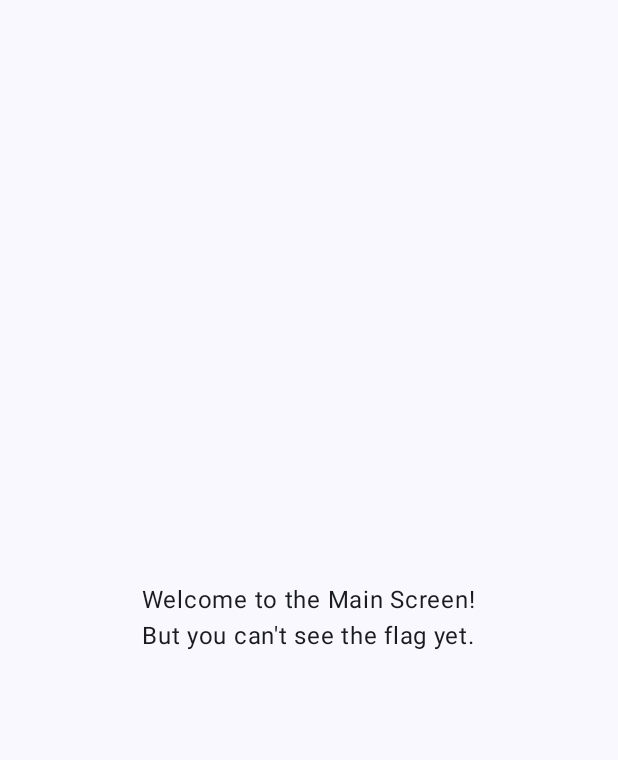
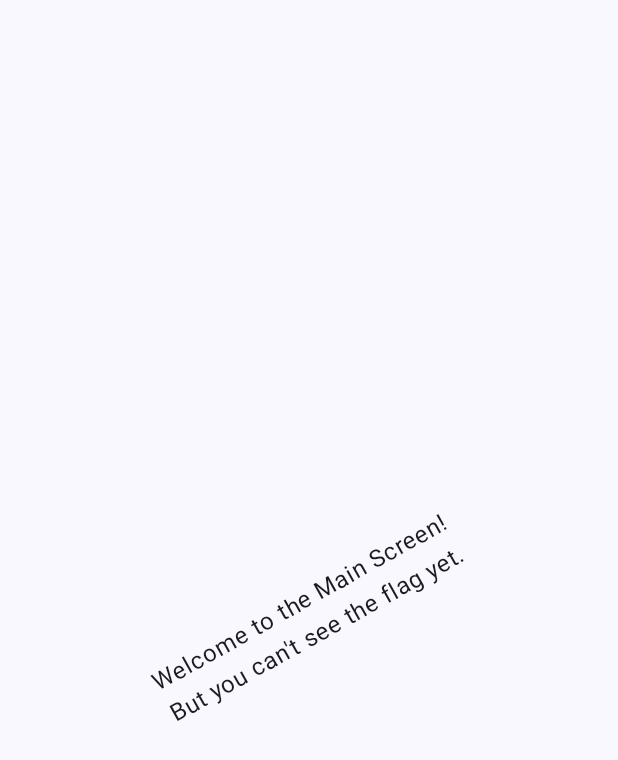
Before and after one commit to ryohamag/AndroidCTFSeminar, an Android app built with Jetpack Compose: the screen it shows after launch (MainActivity), on a phone screen of 412 x 824 dp. Shown: the top 760 px of the screen. Run offline under Robolectric (Android 15) with nearby library versions, the phone set to English and light mode, and no system bars; 1 statement that could not run was skipped.

Commit message:
textに装飾を加えた

```diff
--- a/app/src/main/java/com/websarva/wings/androidctfseminar/MainActivity.kt
+++ b/app/src/main/java/com/websarva/wings/androidctfseminar/MainActivity.kt
@@ -20,14 +20,15 @@ class MainActivity : ComponentActivity() {
         setContent {
             AndroidCTFSeminarTheme {
                 Scaffold(modifier = Modifier.fillMaxSize()) { innerPadding ->
-                    val flagText = if (viewModel.rotateCount >= 6) {
+                    val text = if (viewModel.rotateCount >= 6) {
                         getFlagFromJNI()
                     } else {
                         "Welcome to the Main Screen!\nBut you can't see the flag yet."
                     }
                     MainScreen(
                         modifier = Modifier.padding(innerPadding),
-                        flagText = flagText
+                        text = text,
+                        isShowFlag = viewModel.rotateCount >= 6
                     )
                 }
             }
--- a/app/src/main/java/com/websarva/wings/androidctfseminar/MainScreen.kt
+++ b/app/src/main/java/com/websarva/wings/androidctfseminar/MainScreen.kt
@@ -1,23 +1,79 @@
 package com.websarva.wings.androidctfseminar
 
+import androidx.compose.animation.animateColor
+import androidx.compose.animation.core.LinearEasing
+import androidx.compose.animation.core.RepeatMode
+import androidx.compose.animation.core.animateFloat
+import androidx.compose.animation.core.infiniteRepeatable
+import androidx.compose.animation.core.rememberInfiniteTransition
+import androidx.compose.animation.core.tween
 import androidx.compose.foundation.layout.Arrangement
 import androidx.compose.foundation.layout.Column
 import androidx.compose.foundation.layout.fillMaxSize
+import androidx.compose.material3.LocalTextStyle
 import androidx.compose.material3.Text
 import androidx.compose.runtime.Composable
+import androidx.compose.runtime.getValue
 import androidx.compose.ui.Alignment
 import androidx.compose.ui.Modifier
+import androidx.compose.ui.graphics.Color
+import androidx.compose.ui.graphics.TransformOrigin
+import androidx.compose.ui.graphics.graphicsLayer
+import androidx.compose.ui.text.style.TextMotion
 
 @Composable
 fun MainScreen(
     modifier: Modifier = Modifier,
-    flagText: String = ""
+    text: String = "",
+    isShowFlag : Boolean
 ) {
+    val infiniteTransition = rememberInfiniteTransition(label = "infinite transition")
+    val scale by infiniteTransition.animateFloat(
+        initialValue = 1f,
+        targetValue = 2f,
+        animationSpec = infiniteRepeatable(tween(1000), RepeatMode.Reverse),
+        label = "scale"
+    )
+    val animatedColor by infiniteTransition.animateColor(
+        initialValue = Color(0xFF60DDAD),
+        targetValue = Color(0xFF4285F4),
+        animationSpec = infiniteRepeatable(tween(1000), RepeatMode.Reverse),
+        label = "color"
+    )
+    val rotation by infiniteTransition.animateFloat(
+        initialValue = 0f,
+        targetValue = 360f,
+        animationSpec = infiniteRepeatable(
+            animation = tween(10000, easing = LinearEasing),
+            repeatMode = RepeatMode.Restart
+        ),
+        label = "rotation"
+    )
     Column(
         modifier = modifier.fillMaxSize(),
         verticalArrangement = Arrangement.Center,
         horizontalAlignment = Alignment.CenterHorizontally
     ) {
-        Text(text = flagText)
+        if(isShowFlag) {
+            Text(
+                text = text,
+                modifier = Modifier
+                    .graphicsLayer {
+                        scaleX = scale
+                        scaleY = scale
+                        transformOrigin = TransformOrigin.Center
+                    },
+                color = animatedColor,
+                style = LocalTextStyle.current.copy(textMotion = TextMotion.Animated)
+            )
+        } else {
+            Text(
+                text = text,
+                modifier = Modifier
+                    .graphicsLayer {
+                        rotationZ = rotation
+                    }
+            )
+        }
     }
 }
```
Also changed, not shown: 1 other file.
